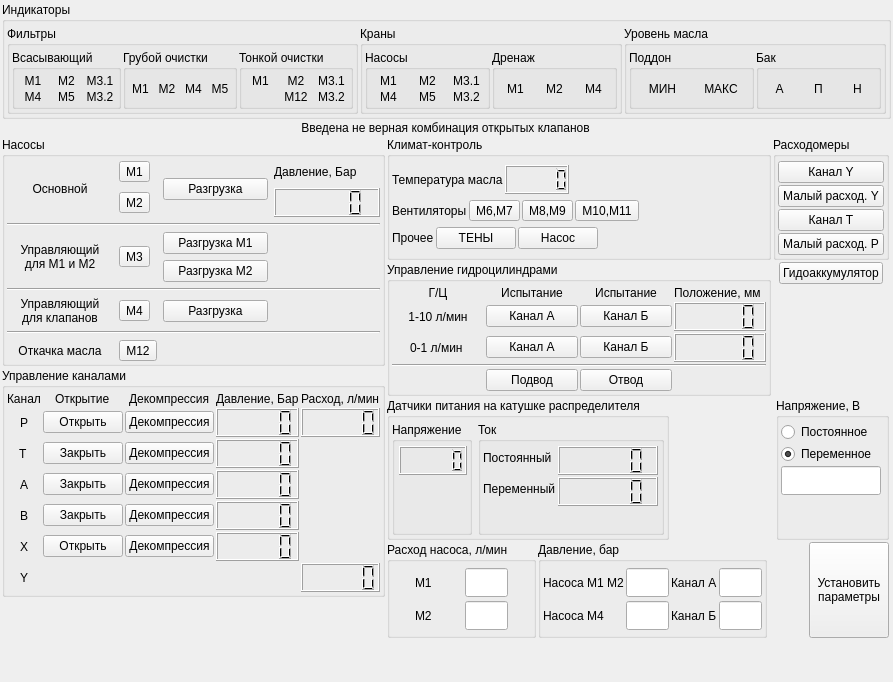
firef0xff/SSHGS01, file manual_control.ui: the form before one commit.
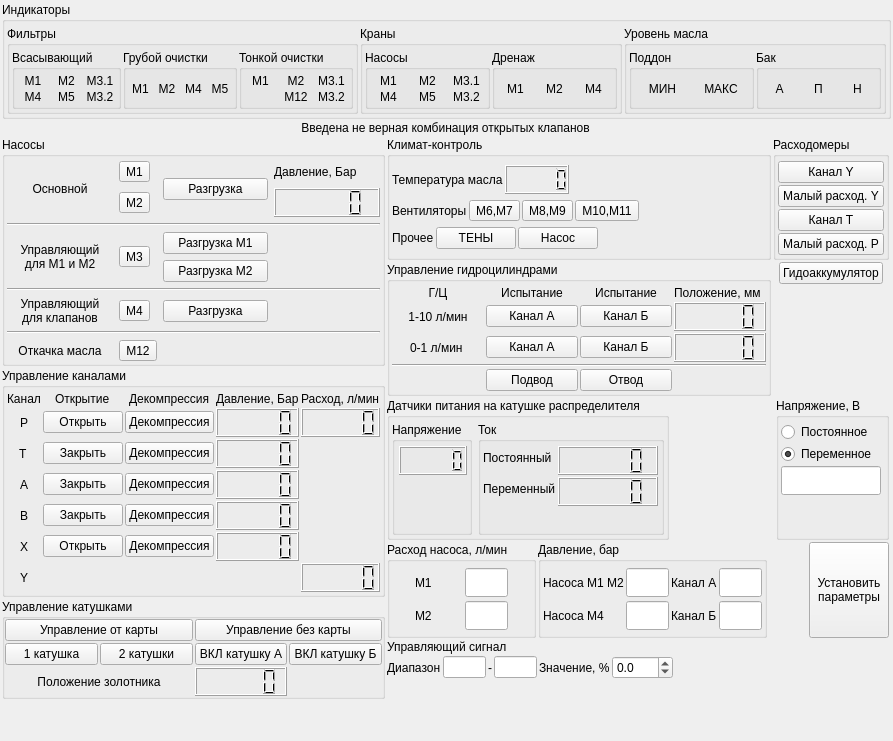
The form after the commit.

What changed in the file:
```diff
--- a/manual_control.ui
+++ b/manual_control.ui
@@ -7,7 +7,7 @@
     <x>0</x>
     <y>0</y>
     <width>790</width>
-    <height>576</height>
+    <height>665</height>
    </rect>
   </property>
   <property name="sizePolicy">
@@ -1492,6 +1492,158 @@
        </layout>
       </widget>
      </item>
+     <item>
+      <widget class="QGroupBox" name="ReelControl">
+       <property name="title">
+        <string>Управление катушками</string>
+       </property>
+       <layout class="QGridLayout" name="gridLayout_5">
+        <property name="leftMargin">
+         <number>0</number>
+        </property>
+        <property name="topMargin">
+         <number>0</number>
+        </property>
+        <property name="rightMargin">
+         <number>0</number>
+        </property>
+        <property name="bottomMargin">
+         <number>0</number>
+        </property>
+        <property name="spacing">
+         <number>2</number>
+        </property>
+        <item row="0" column="0" colspan="2">
+         <widget class="QPushButton" name="CB">
+          <property name="toolTip">
+           <string>CB</string>
+          </property>
+          <property name="toolTipDuration">
+           <number>500</number>
+          </property>
+          <property name="text">
+           <string>Управление от карты</string>
+          </property>
+          <property name="checkable">
+           <bool>true</bool>
+          </property>
+         </widget>
+        </item>
+        <item row="0" column="2" colspan="2">
+         <widget class="QPushButton" name="CR">
+          <property name="toolTip">
+           <string>CR</string>
+          </property>
+          <property name="toolTipDuration">
+           <number>500</number>
+          </property>
+          <property name="text">
+           <string>Управление без карты</string>
+          </property>
+          <property name="checkable">
+           <bool>true</bool>
+          </property>
+         </widget>
+        </item>
+        <item row="1" column="1">
+         <widget class="QPushButton" name="RC2">
+          <property name="toolTip">
+           <string>RC2</string>
+          </property>
+          <property name="toolTipDuration">
+           <number>500</number>
+          </property>
+          <property name="text">
+           <string>2 катушки</string>
+          </property>
+          <property name="checkable">
+           <bool>true</bool>
+          </property>
+         </widget>
+        </item>
+        <item row="1" column="2">
+         <widget class="QPushButton" name="ONRA">
+          <property name="toolTip">
+           <string>ONRA</string>
+          </property>
+          <property name="toolTipDuration">
+           <number>500</number>
+          </property>
+          <property name="text">
+           <string>ВКЛ катушку А</string>
+          </property>
+          <property name="checkable">
+           <bool>true</bool>
+          </property>
+         </widget>
+        </item>
+        <item row="1" column="3">
+         <widget class="QPushButton" name="ONRB">
+          <property name="toolTip">
+           <string>ONRB</string>
+          </property>
+          <property name="toolTipDuration">
+           <number>500</number>
+          </property>
+          <property name="text">
+           <string>ВКЛ катушку Б</string>
+          </property>
+          <property name="checkable">
+           <bool>true</bool>
+          </property>
+         </widget>
+        </item>
+        <item row="1" column="0">
+         <widget class="QPushButton" name="RC1">
+          <property name="toolTip">
+           <string>RC1</string>
+          </property>
+          <property name="toolTipDuration">
+           <number>500</number>
+          </property>
+          <property name="text">
+           <string>1 катушка</string>
+          </property>
+          <property name="checkable">
+           <bool>true</bool>
+          </property>
+         </widget>
+        </item>
+        <item row="2" column="0" colspan="2">
+         <widget class="QLabel" name="label_10">
+          <property name="text">
+           <string>Положение золотника</string>
+          </property>
+          <property name="alignment">
+           <set>Qt::AlignCenter</set>
+          </property>
+         </widget>
+        </item>
+        <item row="2" column="2">
+         <widget class="QLCDNumber" name="POS3">
+          <property name="minimumSize">
+           <size>
+            <width>0</width>
+            <height>29</height>
+           </size>
+          </property>
+          <property name="maximumSize">
+           <size>
+            <width>16777215</width>
+            <height>29</height>
+           </size>
+          </property>
+          <property name="toolTip">
+           <string>POS3</string>
+          </property>
+          <property name="toolTipDuration">
+           <number>500</number>
+          </property>
+         </widget>
+        </item>
+       </layout>
+      </widget>
+     </item>
      <item>
       <spacer name="verticalSpacer">
        <property name="orientation">
@@ -1508,7 +1660,7 @@
     </layout>
    </item>
    <item row="2" column="1">
-    <layout class="QVBoxLayout" name="verticalLayout_2" stretch="0,0,0,0">
+    <layout class="QVBoxLayout" name="verticalLayout_2" stretch="0,0,0,0,0,0">
      <property name="spacing">
       <number>2</number>
      </property>
@@ -2698,6 +2850,96 @@
        </item>
       </layout>
      </item>
+     <item>
+      <widget class="QLabel" name="label_25">
+       <property name="text">
+        <string>Управляющий сигнал</string>
+       </property>
+      </widget>
+     </item>
+     <item>
+      <layout class="QHBoxLayout" name="horizontalLayout_6">
+       <property name="topMargin">
+        <number>0</number>
+       </property>
+       <item>
+        <widget class="QLabel" name="label_20">
+         <property name="text">
+          <string>Диапазон</string>
+         </property>
+        </widget>
+       </item>
+       <item>
+        <widget class="QLineEdit" name="lineEdit">
+         <property name="sizePolicy">
+          <sizepolicy hsizetype="Preferred" vsizetype="Fixed">
+           <horstretch>0</horstretch>
+           <verstretch>0</verstretch>
+          </sizepolicy>
+         </property>
+         <property name="maximumSize">
+          <size>
+           <width>43</width>
+           <height>16777215</height>
+          </size>
+         </property>
+        </widget>
+       </item>
+       <item>
+        <widget class="QLabel" name="label_21">
+         <property name="text">
+          <string>-</string>
+         </property>
+        </widget>
+       </item>
+       <item>
+        <widget class="QLineEdit" name="lineEdit_2">
+         <property name="sizePolicy">
+          <sizepolicy hsizetype="Preferred" vsizetype="Fixed">
+           <horstretch>0</horstretch>
+           <verstretch>0</verstretch>
+          </sizepolicy>
+         </property>
+         <property name="maximumSize">
+          <size>
+           <width>43</width>
+           <height>16777215</height>
+          </size>
+         </property>
+        </widget>
+       </item>
+       <item>
+        <widget class="QLabel" name="label_24">
+         <property name="text">
+          <string>Значение, %</string>
+         </property>
+        </widget>
+       </item>
+       <item>
+        <widget class="QDoubleSpinBox" name="doubleSpinBox">
+         <property name="decimals">
+          <number>1</number>
+         </property>
+         <property name="minimum">
+          <double>-100.000000000000000</double>
+         </property>
+        </widget>
+       </item>
+       <item>
+        <spacer name="horizontalSpacer_5">
+         <property name="orientation">
+          <enum>Qt::Horizontal</enum>
+         </property>
+         <property name="sizeHint" stdset="0">
+          <size>
+           <width>40</width>
+           <height>20</height>
+          </size>
+         </property>
+        </spacer>
+       </item>
+      </layout>
+     </item>
      <item>
       <spacer name="verticalSpacer_2">
        <property name="orientation">
```
